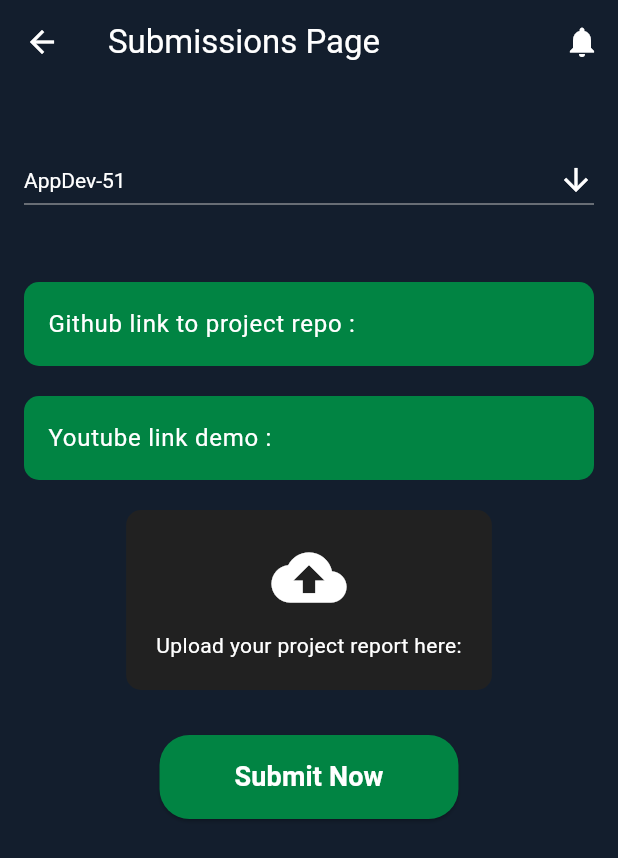
After one commit to AtulRyy/Dev-Track-App, a Flutter app: the screen it shows after launch, after a tap on "Submission Page", on a phone screen of 412 x 824 dp. The commit adds this screen. Shown: the top 858 px of the screen. Run offline on Flutter 3.47's test engine with Material 3 defaults, Android fonts, the phone set to English and light mode, and no system bars; our stand-ins replace file_picker, google_fonts, readmore.

Commit message:
Submission Page compleated

```diff
--- a/frontend/lib/pages/home.dart
+++ b/frontend/lib/pages/home.dart
@@ -5,6 +5,7 @@ import 'package:dev_track_app/pages/domain.dart';
 import 'package:dev_track_app/pages/specific_project.dart';
 import 'package:dev_track_app/pages/home_page.dart';
 import 'package:flutter/material.dart';
+import 'package:dev_track_app/pages/submission_page.dart';
 
 class HomePag extends StatelessWidget {
   const HomePag({super.key});
@@ -85,6 +86,28 @@ class HomePag extends StatelessWidget {
             ),
             ElevatedButton(
               style: ElevatedButton.styleFrom(
+                backgroundColor: const Color.fromARGB(255, 39, 94, 176),
+                foregroundColor: Colors.white,
+                shadowColor: Colors.blueAccent, // Shadow color
+                elevation: 5, // Elevation of the button
+                shape: RoundedRectangleBorder(
+                  borderRadius: BorderRadius.circular(30.0), // Rounded corners
+                ),
+                padding: EdgeInsets.symmetric(
+                    horizontal: 20, vertical: 15), // Padding inside the button
+                textStyle: TextStyle(
+                  fontSize: 18,
+                  fontWeight: FontWeight.bold,
+                ),
+              ),
+              onPressed: () {
+                Navigator.push(context,
+                    MaterialPageRoute(builder: (context) => SubmissionPage()));
+              },
+              child: Text("Submission Page"),
+            ),
+            ElevatedButton(
+              style: ElevatedButton.styleFrom(
                 backgroundColor: Colors.amber,
                 foregroundColor: Colors.white,
                 shadowColor: Colors.blueAccent, // Shadow color
@@ -115,7 +138,6 @@ class HomePag extends StatelessWidget {
                   borderRadius: BorderRadius.circular(30.0), // Rounded corners
                 ),
 
-
                 padding: EdgeInsets.symmetric(
                     horizontal: 20, vertical: 15), // Padding inside the button
 
@@ -125,14 +147,11 @@ class HomePag extends StatelessWidget {
                 ),
               ),
               onPressed: () {
-
-                Navigator.push(
-                    context, MaterialPageRoute(builder: (context) => SpecificProject()));
+                Navigator.push(context,
+                    MaterialPageRoute(builder: (context) => SpecificProject()));
               },
               child: Text("Specific Project"),
             ),
-
-
             ElevatedButton(
               style: ElevatedButton.styleFrom(
                 backgroundColor: Color.fromARGB(255, 50, 7, 120),
@@ -154,7 +173,6 @@ class HomePag extends StatelessWidget {
               },
               child: Text("SplashScreen"),
             )
-
           ],
         ),
       ),
--- /dev/null
+++ b/frontend/lib/pages/submission_page.dart
@@ -0,0 +1,224 @@
+import 'package:file_picker/file_picker.dart';
+import 'package:flutter/material.dart';
+import 'package:flutter/widgets.dart';
+
+const List<String> list = <String>[
+  'AppDev-51',
+  'AppDev-52',
+  'WebDev-41',
+  'WebDev-42'
+];
+
+class SubmissionPage extends StatefulWidget {
+  @override
+  _SubmissionPageState createState() => _SubmissionPageState();
+}
+
+class _SubmissionPageState extends State<SubmissionPage> {
+  final _formKey = GlobalKey<FormState>();
+  final TextEditingController _githubController = TextEditingController();
+  final TextEditingController _youtubeController = TextEditingController();
+  String? _pdfPath;
+
+  Future<void> _pickPdf() async {
+    // Implement the file picking logic using a file picker package
+    FilePickerResult? result = await FilePicker.platform.pickFiles(
+      type: FileType.custom,
+      allowedExtensions: ['pdf'], // Allow only PDF files
+    );
+
+    if (result != null && result.files.isNotEmpty) {
+      // Get the selected file
+      final pickedFile = result.files.single;
+
+      // Store the PDF path
+      setState(() {
+        _pdfPath = pickedFile.path; // File path of the selected PDF
+      });
+
+      // Print the PDF path for debugging
+      print("Selected PDF: $_pdfPath");
+    } else {
+      // User canceled the picker
+      print("No PDF selected");
+    }
+  }
+
+  @override
+  Widget build(BuildContext context) {
+    return Scaffold(
+      appBar: AppBar(
+        title: const Text('Submissions Page'),
+        backgroundColor: Color.fromARGB(255, 19, 30, 45),
+        foregroundColor: Colors.white,
+        actions: <Widget>[
+          IconButton(
+            icon: Icon(Icons.notifications),
+            onPressed: () {
+              // Notification icon tap
+              ScaffoldMessenger.of(context).showSnackBar(
+                SnackBar(content: Text('Notifications tapped!')),
+              );
+            },
+          ),
+        ],
+      ),
+      backgroundColor: Color.fromARGB(255, 19, 30, 45),
+      body: Padding(
+        padding: const EdgeInsets.all(16.0),
+        child: Form(
+          key: _formKey,
+          child: SingleChildScrollView(
+            child: Column(
+              mainAxisAlignment: MainAxisAlignment.start,
+              children: [
+                Container(
+                  padding: const EdgeInsets.symmetric(vertical: 8.0),
+                  decoration: BoxDecoration(
+                    color: Color.fromARGB(255, 19, 30, 45),
+                    borderRadius: BorderRadius.circular(10),
+                  ),
+                  child: DropdownButtonApp(),
+                ),
+                SizedBox(height: 20),
+                _buildTextField(_githubController,
+                    'Github link to project repo :', 'Add Your Link Here'),
+                SizedBox(height: 20),
+                _buildTextField(_youtubeController, 'Youtube link demo :',
+                    'Add Your Link Here'),
+                SizedBox(height: 20),
+                _buildPdfUploadButton(),
+                SizedBox(height: 30),
+                _buildSubmitButton(),
+              ],
+            ),
+          ),
+        ),
+      ),
+    );
+  }
+
+  Widget _buildTextField(
+      TextEditingController controller, String label, String hint) {
+    return TextFormField(
+      controller: controller,
+      decoration: InputDecoration(
+        labelText: label,
+        labelStyle: TextStyle(color: Color.fromARGB(255, 255, 255, 255)),
+        hintText: hint,
+        hintStyle: TextStyle(color: Color.fromARGB(255, 200, 200, 200)),
+        filled: true,
+        fillColor: Color.fromARGB(255, 1, 132, 67),
+        border: OutlineInputBorder(
+          borderRadius: BorderRadius.circular(10.0),
+          borderSide: BorderSide.none,
+        ),
+      ),
+      style: TextStyle(color: Colors.black),
+      validator: (value) {
+        if (value == null || value.isEmpty) {
+          return 'Please enter your link';
+        }
+        if (!Uri.parse(value).isAbsolute) {
+          return 'Please enter a valid URL';
+        }
+        return null;
+      },
+    );
+  }
+
+  Widget _buildPdfUploadButton() {
+    return InkWell(
+      onTap: _pickPdf, // Opens file explorer
+      child: Container(
+        padding: EdgeInsets.all(20.0),
+        decoration: BoxDecoration(
+          color: Colors.grey.shade900,
+          borderRadius: BorderRadius.circular(10),
+        ),
+        child: Column(
+          children: [
+            Icon(Icons.cloud_upload, size: 50, color: Colors.white),
+            SizedBox(height: 10),
+            Text(
+              'Upload your project report here:',
+              style: TextStyle(color: Colors.white),
+            ),
+            if (_pdfPath != null)
+              Text(
+                'Selected File: ${_pdfPath!.split('/').last}',
+                style: TextStyle(color: Colors.white70),
+              ),
+          ],
+        ),
+      ),
+    );
+  }
+
+  Widget _buildSubmitButton() {
+    return ElevatedButton(
+      onPressed: () {
+        if (_formKey.currentState!.validate() && _pdfPath != null) {
+          // Handle form submission
+          ScaffoldMessenger.of(context).showSnackBar(
+            SnackBar(content: Text('Form Submitted!')),
+          );
+        } else {
+          ScaffoldMessenger.of(context).showSnackBar(
+            SnackBar(content: Text('Please complete all fields.')),
+          );
+        }
+      },
+      style: ElevatedButton.styleFrom(
+        backgroundColor: Color.fromARGB(255, 1, 132, 67),
+        foregroundColor: Colors.white,
+        padding: EdgeInsets.symmetric(horizontal: 50, vertical: 15),
+        shape: RoundedRectangleBorder(
+          borderRadius: BorderRadius.circular(20),
+        ),
+      ),
+      child: Text(
+        'Submit Now',
+        style: TextStyle(fontSize: 18, fontWeight: FontWeight.bold),
+      ),
+    );
+  }
+}
+
+class DropdownButtonApp extends StatefulWidget {
+  const DropdownButtonApp({super.key});
+
+  @override
+  State<DropdownButtonApp> createState() => _DropdownButtonAppState();
+}
+
+class _DropdownButtonAppState extends State<DropdownButtonApp> {
+  String dropdownValue = list.first;
+
+  @override
+  Widget build(BuildContext context) {
+    return Padding(
+      padding: const EdgeInsets.symmetric(vertical: 16.0),
+      child: DropdownButton<String>(
+        value: dropdownValue,
+        isExpanded: true,
+        icon: Icon(Icons.arrow_downward,
+            color: Color.fromARGB(255, 255, 255, 255)),
+        elevation: 16,
+        style: TextStyle(color: Color.fromARGB(255, 255, 255, 255)),
+        dropdownColor: Colors.grey[800],
+        onChanged: (String? newValue) {
+          setState(() {
+            dropdownValue = newValue!;
+          });
+        },
+        items: list.map<DropdownMenuItem<String>>((String value) {
+          return DropdownMenuItem<String>(
+            value: value,
+            child: Text(value),
+          );
+        }).toList(),
+      ),
+    );
+  }
+}
```
